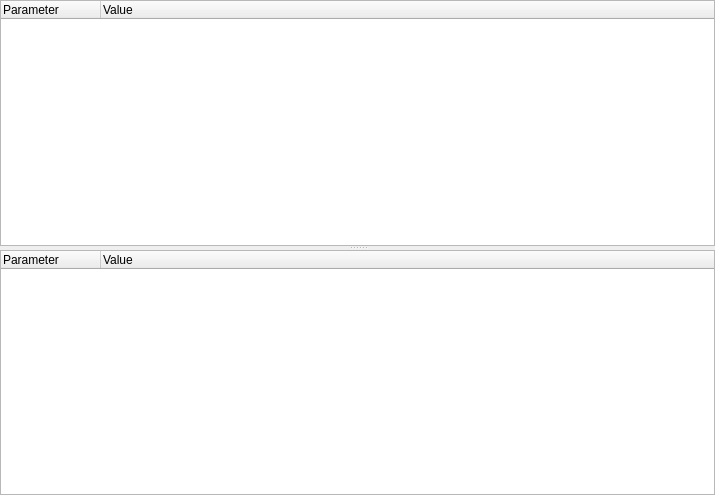
Before: the Qt Designer form source/common/sys_info/sys_info_widget_drives.ui in dchapyshev/aspia, drawn with Qt 5.
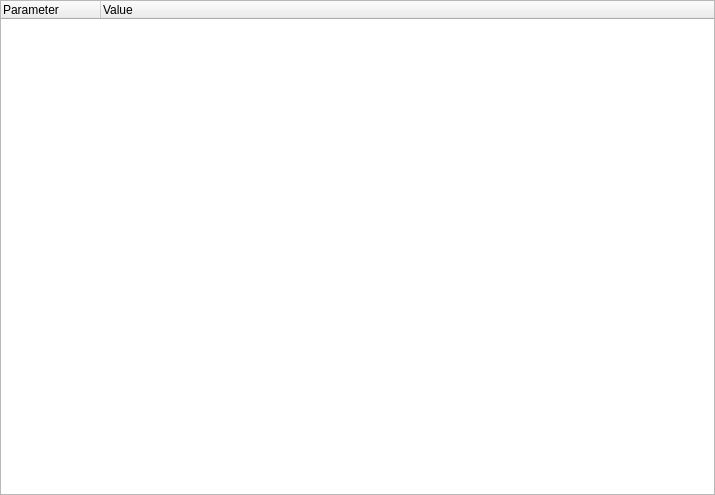
After: the same form once the commit is applied.

The edit to the form file:
```diff
--- a/source/common/sys_info/sys_info_widget_drives.ui
+++ b/source/common/sys_info/sys_info_widget_drives.ui
@@ -27,10 +27,6 @@
     <number>0</number>
    </property>
    <item>
-    <widget class="QSplitter" name="splitter">
-     <property name="orientation">
-      <enum>Qt::Orientation::Vertical</enum>
-     </property>
      <widget class="QTreeWidget" name="tree">
       <property name="contextMenuPolicy">
        <enum>Qt::ContextMenuPolicy::CustomContextMenu</enum>
@@ -48,28 +44,6 @@
         <string>Value</string>
        </property>
       </column>
-     </widget>
-     <widget class="QTreeWidget" name="tree_health">
-      <property name="contextMenuPolicy">
-       <enum>Qt::ContextMenuPolicy::CustomContextMenu</enum>
-      </property>
-      <property name="showDropIndicator" stdset="0">
-       <bool>false</bool>
-      </property>
-      <property name="rootIsDecorated">
-       <bool>false</bool>
-      </property>
-      <column>
-       <property name="text">
-        <string>Parameter</string>
-       </property>
-      </column>
-      <column>
-       <property name="text">
-        <string>Value</string>
-       </property>
-      </column>
-     </widget>
     </widget>
    </item>
   </layout>
```
Lines whose indentation alone changed are shown as unchanged.
